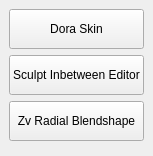
Qt form Tapp/Maya/rigging/resources/dialog.ui (bumpybox/Tapp) before a commit.
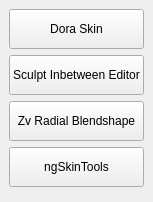
The same form after that commit.

The edit to the form file:
```diff
--- a/Tapp/Maya/rigging/resources/dialog.ui
+++ b/Tapp/Maya/rigging/resources/dialog.ui
@@ -7,7 +7,7 @@
     <x>0</x>
     <y>0</y>
     <width>141</width>
-    <height>156</height>
+    <height>202</height>
    </rect>
   </property>
   <property name="windowTitle">
@@ -54,6 +54,19 @@
       </property>
      </widget>
     </item>
+    <item>
+     <widget class="QPushButton" name="ngSkinTools_pushButton">
+      <property name="minimumSize">
+       <size>
+        <width>0</width>
+        <height>40</height>
+       </size>
+      </property>
+      <property name="text">
+       <string>ngSkinTools</string>
+      </property>
+     </widget>
+    </item>
     <item>
      <spacer name="verticalSpacer">
       <property name="orientation">
```
